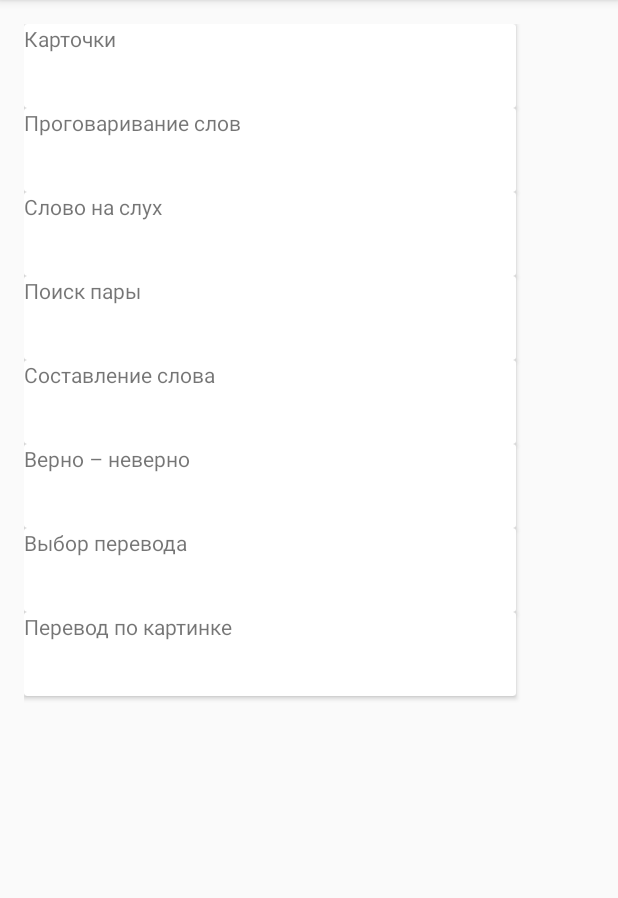
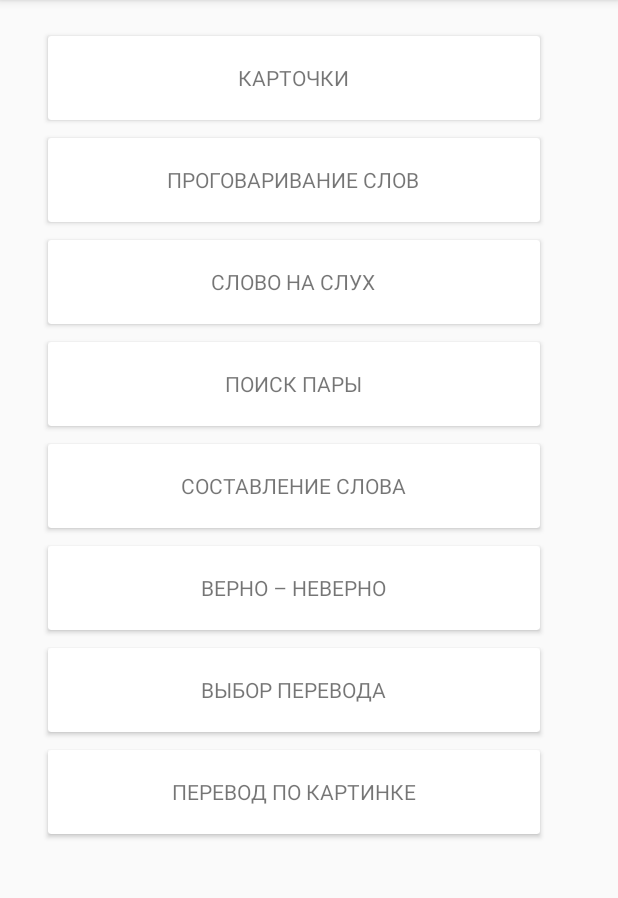
Before and after one commit to bobrusha/study_english, an Android app: the screen it shows after launch (MainActivity), on a phone screen of 412 x 824 dp, the part 84-982 px from its top. Run offline under Robolectric (Android 15) with nearby library versions, the phone set to English and light mode, and no system bars.

Commit message:
Added model.

```diff
--- /dev/null
+++ b/app/src/main/java/com/bobrusha/android/yandex/english/model/Model.java
@@ -0,0 +1,7 @@
+package com.bobrusha.android.yandex.english.model;
+
+/**
+ * Created by Aleksandra on 23/07/16.
+ */
+public class Model {
+}
--- a/app/src/main/res/layout/view_choose_training.xml
+++ b/app/src/main/res/layout/view_choose_training.xml
@@ -1,11 +1,17 @@
 <?xml version="1.0" encoding="utf-8"?>
 <android.support.v7.widget.CardView xmlns:android="http://schemas.android.com/apk/res/android"
                                     android:layout_width="328dp"
-                                    android:layout_height="56dp">
+                                    android:layout_height="56dp"
+                                    android:layout_marginBottom="4dp"
+                                    android:layout_marginLeft="16dp"
+                                    android:layout_marginRight="16dp"
+                                    android:layout_marginTop="8dp">
 
     <TextView
         android:id="@+id/text_view_name_of_training"
         android:layout_width="wrap_content"
+        android:layout_gravity="center"
+        android:textAllCaps="true"
         android:layout_height="wrap_content"/>
 
 </android.support.v7.widget.CardView>
```
